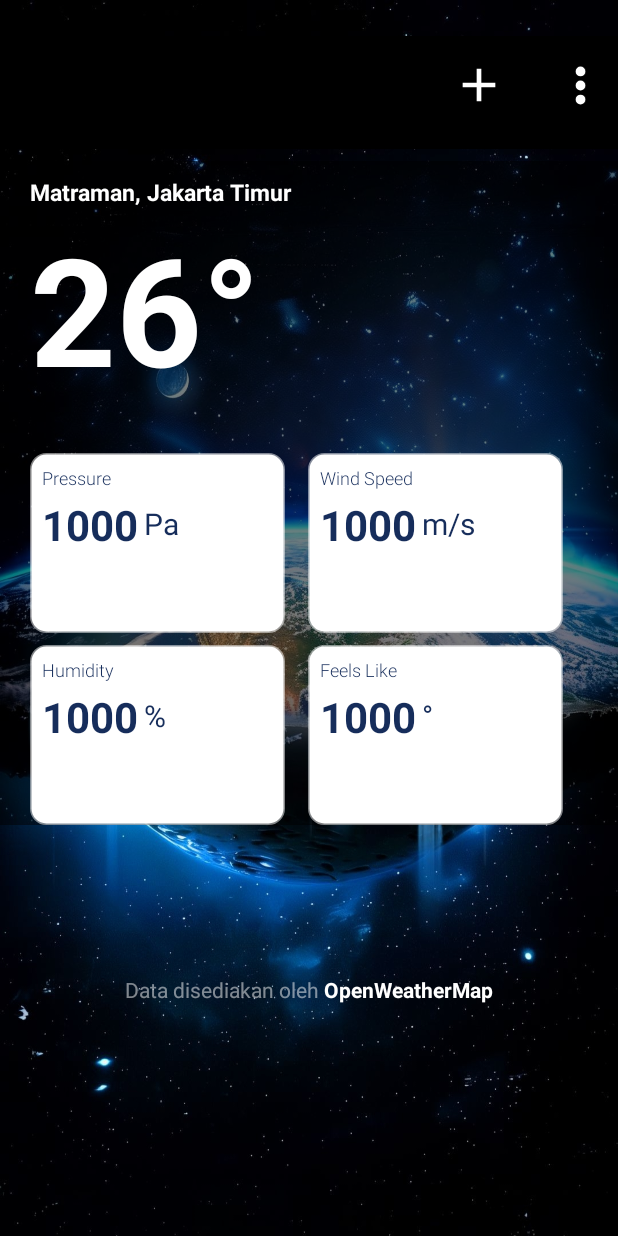
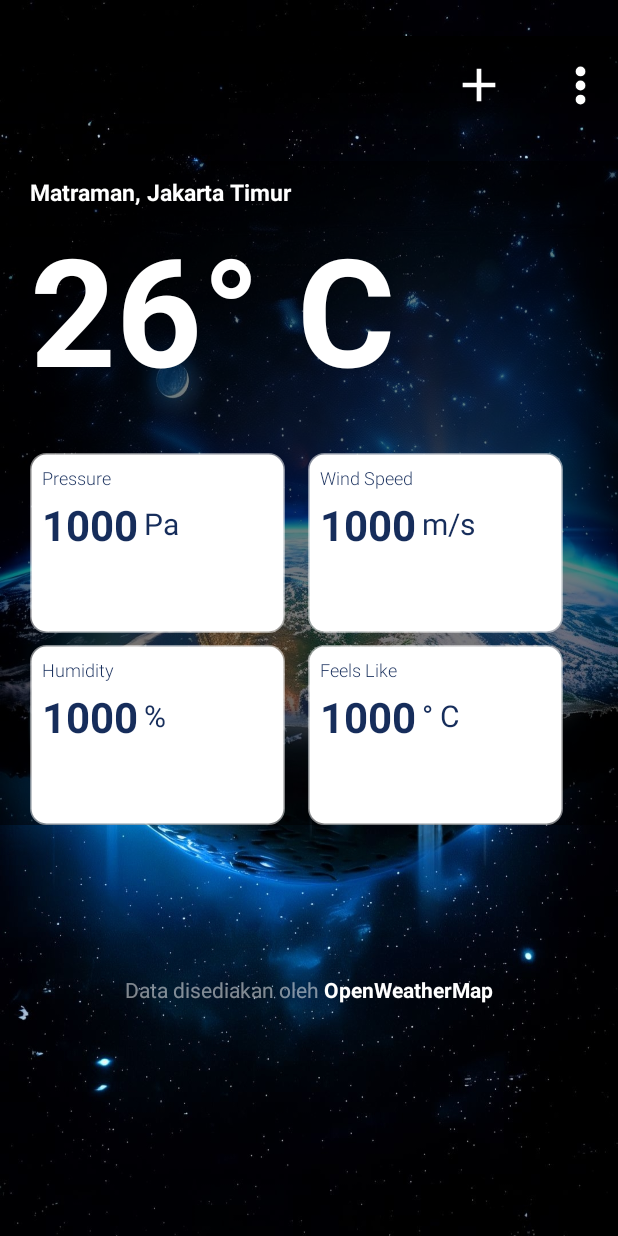
Before and after one commit to Dicky-Fahriza/MyWeather, an Android app: the screen it shows after launch (HomeActivity), on a phone screen of 412 x 824 dp. Run offline under Robolectric (Android 15) with nearby library versions, the phone set to English and light mode, and no system bars; our stand-ins replace Dagger/Hilt's generated code; pictures from the network do not load.

Commit message:
Main Current Weather

```diff
--- a/app/src/main/java/com/development/myweather/persentation/home_screen/view/CurrentWeatherFragment.kt
+++ b/app/src/main/java/com/development/myweather/persentation/home_screen/view/CurrentWeatherFragment.kt
@@ -103,7 +103,7 @@ class CurrentWeatherFragment : BaseFragment<FragmentCurrentWeatherBinding>() {
         binding.currentWeather.currentPressure.text = data.main.pressure.toString()
         binding.currentWeather.currentWind.text = data.wind.speed.toString()
         binding.currentWeather.currentHumidity.text = data.main.humidity.toString()
-        binding.currentWeather.currentFeelsLike.text = data.main.feelsLike.toString()
+        binding.currentWeather.currentFeelsLike.text = data.main.feelsLike.toInt().toString()
 
         // load image dengan glide
         val imageCode = data.weather[0].icon
--- a/app/src/main/java/com/development/myweather/persentation/home_screen/view_model/CurrentWeatherViewModel.kt
+++ b/app/src/main/java/com/development/myweather/persentation/home_screen/view_model/CurrentWeatherViewModel.kt
@@ -44,6 +44,8 @@ class CurrentWeatherViewModel @Inject constructor(
         }
     }
 
+
+
     // setter
     private val _forecastHourly = MutableLiveData<ForecastHourlyResponseModel>()
     private val _forecastHourlyError = MutableLiveData<String>()
--- /dev/null
+++ b/app/src/main/res/drawable/gradient_header.xml
@@ -0,0 +1,7 @@
+<?xml version="1.0" encoding="utf-8"?>
+<shape xmlns:android="http://schemas.android.com/apk/res/android">
+    <gradient
+        android:startColor="#00000000"
+        android:endColor="#FF000000"
+        android:angle="90" />
+</shape>
--- a/app/src/main/res/layout/component_current_weather.xml
+++ b/app/src/main/res/layout/component_current_weather.xml
@@ -49,7 +49,7 @@
         <TextView
             android:layout_width="wrap_content"
             android:layout_height="wrap_content"
-            android:text="\u00B0"
+            android:text="\u00B0 C"
             android:textColor="@color/white"
             android:textSize="100sp"
             android:textStyle="bold" />
@@ -223,7 +223,7 @@
                 android:layout_width="wrap_content"
                 android:layout_height="wrap_content"
                 android:layout_marginLeft="4dp"
-                android:text="\u00B0"
+                android:text="\u00B0 C"
                 android:textColor="@color/text"
                 android:textSize="20sp" />
         </LinearLayout>
--- a/app/src/main/res/layout/component_header.xml
+++ b/app/src/main/res/layout/component_header.xml
@@ -3,7 +3,7 @@
     android:layout_width="match_parent"
     android:layout_height="wrap_content"
     android:paddingBottom="10dp"
-    android:background="@color/black"
+    android:background="@drawable/gradient_header"
     xmlns:app="http://schemas.android.com/apk/res-auto">
 
     <!-- Plus Icon -->
--- a/app/src/main/res/layout/item_forecast_hourly.xml
+++ b/app/src/main/res/layout/item_forecast_hourly.xml
@@ -50,7 +50,7 @@
                 android:layout_height="wrap_content"
                 android:text="C"
                 android:textColor="@color/bg"
-                android:textSize="28sp"
+                android:textSize="20sp"
                 android:layout_marginStart="4dp"
                 android:fontFamily="sans-serif-condensed-light"/>
         </LinearLayout>
--- a/app/src/main/res/values/themes.xml
+++ b/app/src/main/res/values/themes.xml
@@ -2,7 +2,7 @@
     <!-- Base application theme. -->
     <style name="Base.Theme.WeatherApp" parent="Theme.Material3.DayNight.NoActionBar">
         <!-- Customize your light theme here. -->
-        <item name="colorPrimary">#f8f8f8</item>
+        <item name="colorPrimary">@color/black</item>
     </style>
 
     <style name="Theme.WeatherApp" parent="Base.Theme.WeatherApp" />
```
